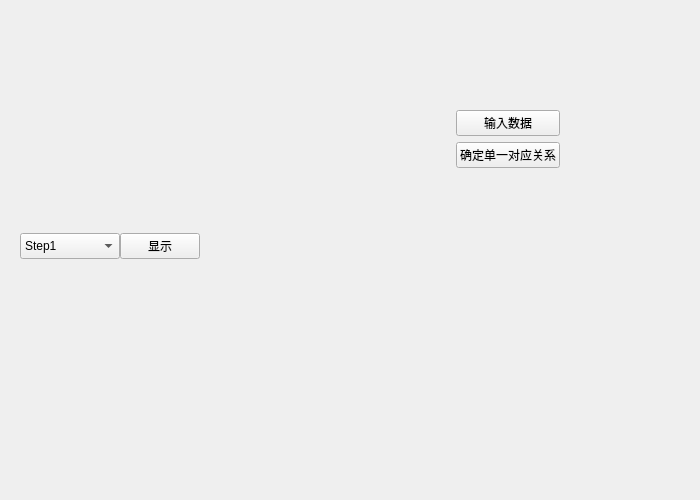
Qt form Step6.ui (albert2lyu/QualityFunctionDeployment) before a commit.
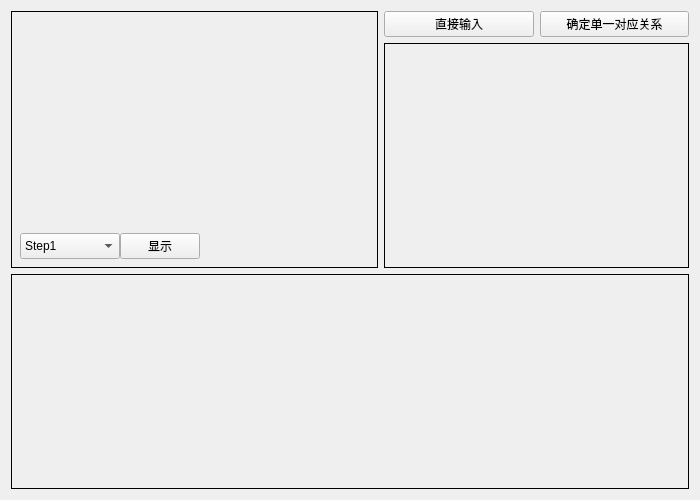
The same form after that commit. Icons and pictures are not drawn.

Patch:
```diff
--- a/Step6.ui
+++ b/Step6.ui
@@ -42,6 +42,9 @@
          <height>200</height>
         </size>
        </property>
+       <property name="styleSheet">
+        <string notr="true">#widget{border:1px solid black}</string>
+       </property>
        <layout class="QVBoxLayout" name="verticalLayout_3">
         <item>
          <widget class="QWidget" name="widget_2" native="true">
@@ -58,7 +61,8 @@
            </size>
           </property>
           <property name="styleSheet">
-           <string notr="true">image: url(:/image/back.png);</string>
+           <string notr="true">image: url(:/image/back.png);
+border-color: rgb(0, 0, 0);border:1px;</string>
           </property>
          </widget>
         </item>
@@ -134,32 +138,28 @@
       </widget>
      </item>
      <item>
-      <widget class="QStackedWidget" name="stackedWidget">
-       <property name="sizePolicy">
-        <sizepolicy hsizetype="Minimum" vsizetype="Preferred">
-         <horstretch>0</horstretch>
-         <verstretch>0</verstretch>
-        </sizepolicy>
-       </property>
+      <widget class="QWidget" name="widget_3" native="true">
        <property name="minimumSize">
         <size>
-         <width>0</width>
+         <width>300</width>
          <height>0</height>
         </size>
        </property>
-       <property name="currentIndex">
-        <number>0</number>
-       </property>
-       <widget class="QWidget" name="page">
-        <layout class="QGridLayout" name="gridLayout" rowstretch="3" columnstretch="2">
-         <item row="0" column="0">
           <layout class="QVBoxLayout" name="verticalLayout_2">
            <property name="leftMargin">
-            <number>120</number>
+         <number>0</number>
+        </property>
+        <property name="topMargin">
+         <number>0</number>
            </property>
            <property name="rightMargin">
-            <number>120</number>
-           </property>
+         <number>0</number>
+        </property>
+        <property name="bottomMargin">
+         <number>0</number>
+        </property>
+        <item>
+         <layout class="QHBoxLayout" name="horizontalLayout_2">
            <item>
             <widget class="QPushButton" name="pushButton">
              <property name="sizePolicy">
@@ -175,7 +175,7 @@
               </size>
              </property>
              <property name="text">
-              <string>输入数据</string>
+             <string>直接输入</string>
              </property>
             </widget>
            </item>
@@ -188,12 +188,34 @@
            </item>
           </layout>
          </item>
-        </layout>
-       </widget>
+        <item>
+         <widget class="QStackedWidget" name="stackedWidget">
+          <property name="sizePolicy">
+           <sizepolicy hsizetype="Minimum" vsizetype="Preferred">
+            <horstretch>0</horstretch>
+            <verstretch>0</verstretch>
+           </sizepolicy>
+          </property>
+          <property name="minimumSize">
+           <size>
+            <width>0</width>
+            <height>0</height>
+           </size>
+          </property>
+          <property name="styleSheet">
+           <string notr="true">#stackedWidget{border:1px solid black}</string>
+          </property>
+          <property name="currentIndex">
+           <number>0</number>
+          </property>
+          <widget class="QWidget" name="page"/>
        <widget class="QWidget" name="page_2"/>
       </widget>
      </item>
     </layout>
+      </widget>
+     </item>
+    </layout>
    </item>
    <item>
     <widget class="QStackedWidget" name="stackedWidget_2">
@@ -209,6 +231,9 @@
        <height>200</height>
       </size>
      </property>
+     <property name="styleSheet">
+      <string notr="true">#stackedWidget_2{border:1px solid black}</string>
+     </property>
      <widget class="QWidget" name="page_3">
       <layout class="QGridLayout" name="gridLayout_2">
        <property name="leftMargin">
```
Left out of the diff: 5 changed lines with no effect on the pictures. Lines whose indentation alone changed are shown as unchanged.
